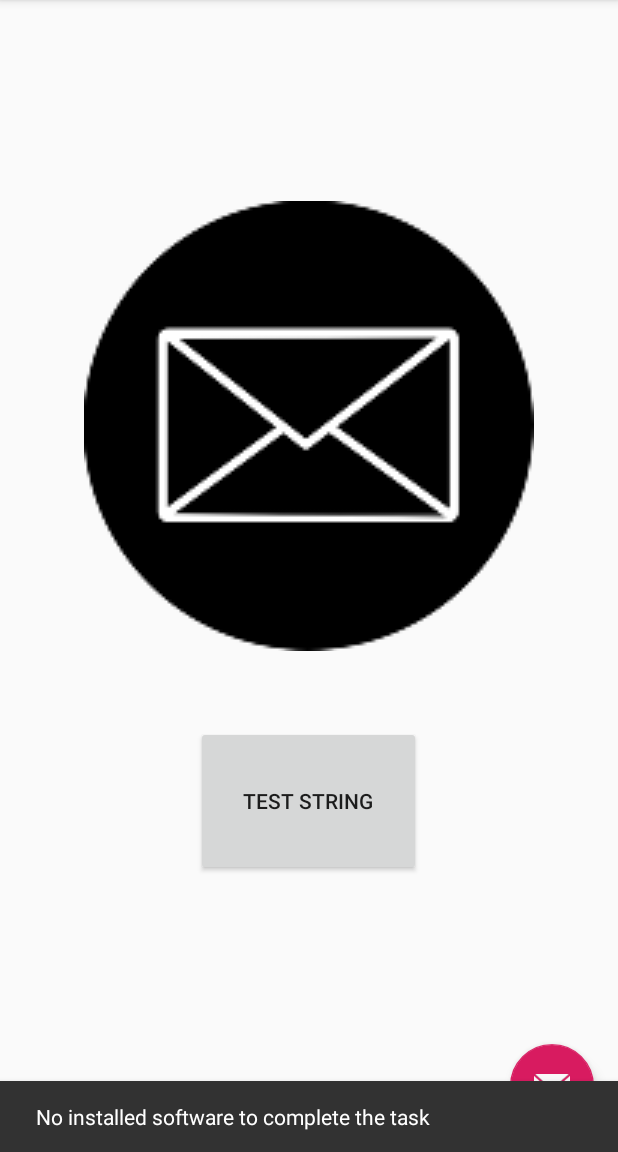
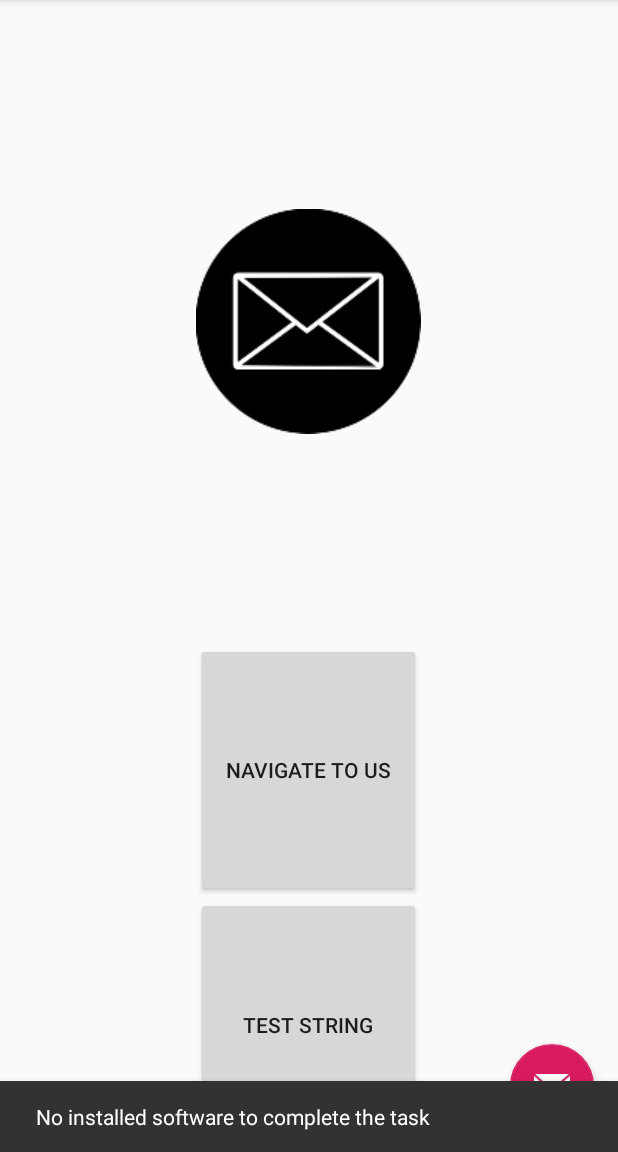
Before and after one commit to pawslaw/MAD305-Android-Project, an Android app: the fragment ContactFragment placed in its activity, after a tap on "TEST STRING", on a phone screen of 412 x 824 dp, the part 84-1236 px from its top. Run offline under Robolectric (Android 15) with nearby library versions, the phone set to English and light mode, and no system bars.

Commit message:
Added Map to contact page
Added a button that will launch the device's map viewer and set the view to a temporary location for the store

```diff
--- a/app/src/main/java/ca/stclaircollege/crazycandy/ContactFragment.java
+++ b/app/src/main/java/ca/stclaircollege/crazycandy/ContactFragment.java
@@ -90,6 +90,21 @@ public class ContactFragment extends Fragment {
             }
         });
 
+        Button mapButton = (Button) view.findViewById(R.id.map_button);
+        mapButton.setOnClickListener(new View.OnClickListener() {
+            public void onClick(View v) {
+                Uri geoLocation = Uri.parse("geo:0,0?q=34.2032076,-118.33679(Crazy Candy Store)");
+                Intent intent = new Intent(Intent.ACTION_VIEW);
+                intent.setData(geoLocation);
+                if (intent.resolveActivity(getActivity().getPackageManager()) != null) {
+                    startActivity(intent);
+                } else {
+                    Snackbar snackbar = Snackbar.make(getActivity().findViewById(android.R.id.content), "No installed software to complete the task.", Snackbar.LENGTH_SHORT);
+                    snackbar.show();
+                }
+            }
+        });
+
 
 
         return view;
--- a/app/src/main/res/layout/fragment_contact.xml
+++ b/app/src/main/res/layout/fragment_contact.xml
@@ -4,15 +4,27 @@
     android:layout_height="match_parent"
     tools:context="ca.stclaircollege.crazycandy.ContactFragment"
     android:orientation="vertical"
-    android:gravity="center"
-    >
+    android:gravity="center">
 
     <ImageView
-        android:layout_width="300dp"
-        android:layout_height="300dp"
+        android:layout_width="150dp"
+        android:layout_height="150dp"
         android:src="@drawable/contact"
 
-        />
+        android:layout_gravity="center"
+        android:layout_weight="4" />
+
+    <Button
+        android:layout_width="wrap_content"
+        android:layout_height="wrap_content"
+        android:text="@string/mapButton"
+        android:id="@+id/map_button"
+        android:width="150dp"
+        android:height="100dp"
+        android:padding="20dp"
+        android:layout_gravity="center"
+        android:layout_weight="1" />
+
     <Button
         android:layout_width="wrap_content"
         android:layout_height="wrap_content"
@@ -21,6 +33,8 @@
         android:width="150dp"
         android:height="100dp"
         android:padding="20dp"
-        android:layout_margin="50dp"/>
+        android:layout_gravity="center"
+        android:layout_weight="1" />
+
 
 </LinearLayout>
--- a/app/src/main/res/values/strings.xml
+++ b/app/src/main/res/values/strings.xml
@@ -11,6 +11,7 @@
     <string name="nav_drawer_email">insert@email.here</string>
 
     <string name="contactButton">Test String</string>
+    <string name="mapButton">Navigate To Us</string>
 
     <!-- Strings related to Settings -->
 
```
